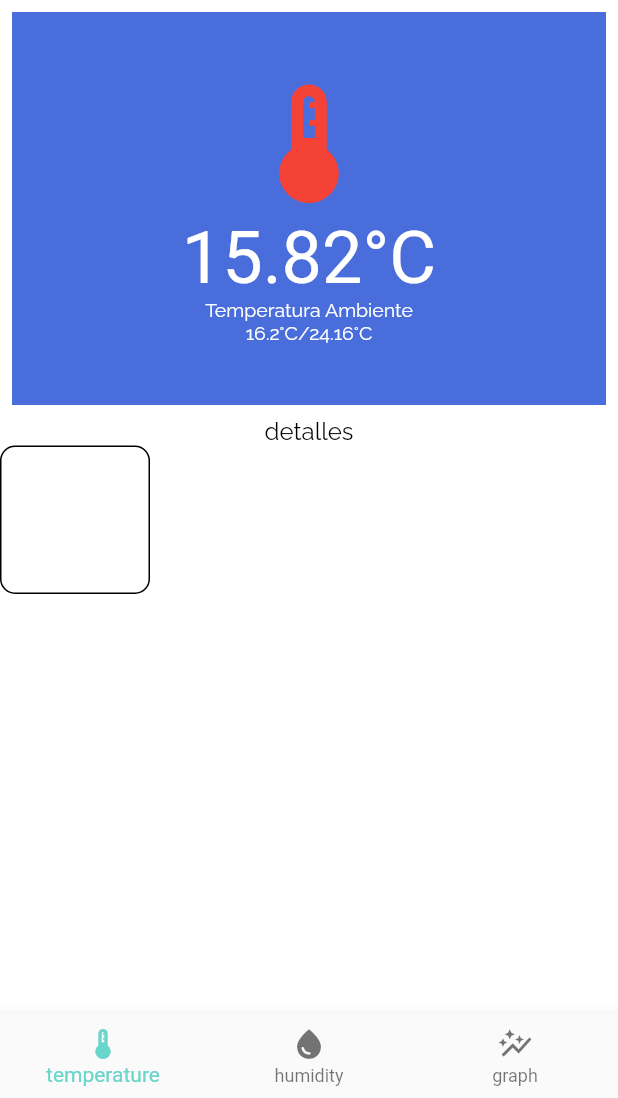
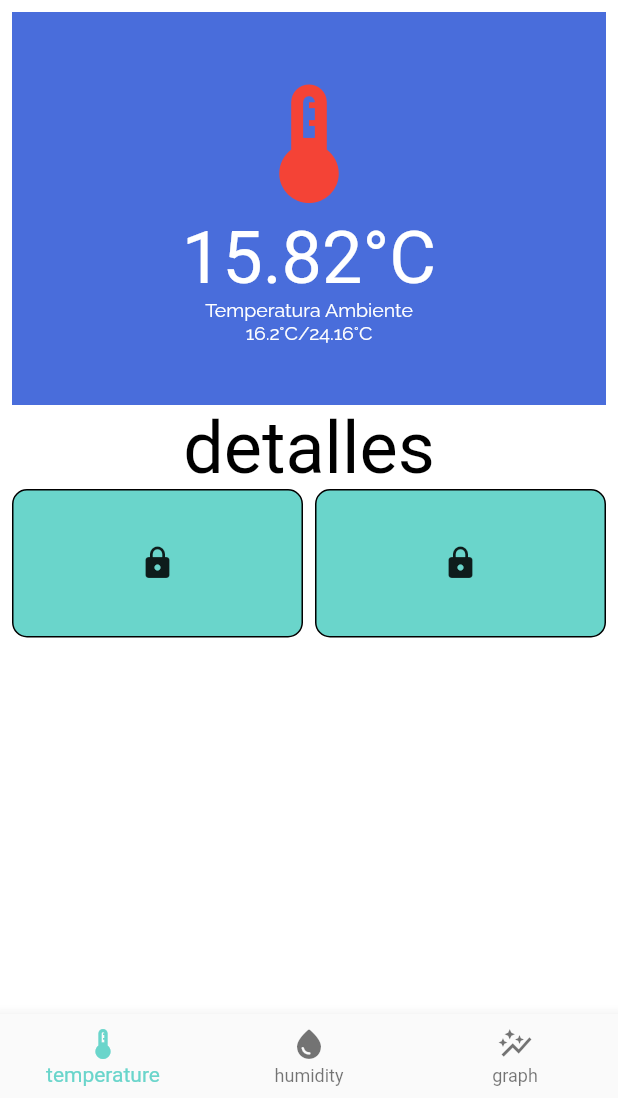
Before and after one commit to elmiliano/SB-129, a Flutter app: the screen it shows after launch, on a phone screen of 412 x 824 dp, the part 138-1236 px from its top. Run offline on Flutter 3.47's test engine with Material 2 defaults, Android fonts, the phone set to English and light mode, and no system bars; our stand-ins replace google_fonts; Roboto replaces fonts that are missing (Staatliches).

Commit message:
temp screen estado de puertas

```diff
--- a/sb129/lib/screens/temp_screen.dart
+++ b/sb129/lib/screens/temp_screen.dart
@@ -8,11 +8,11 @@ class TempScreen extends StatelessWidget {
   @override
   Widget build(BuildContext context) {
     return Scaffold(
-      body: Column(
+      body: Padding(
+        padding: const EdgeInsets.all(8.0),
+        child: Column(
           children: [
-          Padding(
-            padding: const EdgeInsets.all(8.0),
-            child: Container(
+            Container(
               height: 262,
               width: double.infinity,
               decoration:
@@ -40,30 +40,46 @@ class TempScreen extends StatelessWidget {
                 ],
               ),
             ),
-          ),
             Text(
               "detalles",
-            style: GoogleFonts.raleway(fontSize: 16, color: Colors.black),
+              style: GoogleFonts.staatliches(fontSize: 48, color: Colors.black),
             ),
             Row(
-            children: [
-              Container(
+            mainAxisAlignment: MainAxisAlignment.center,
+              children: const[
+                DoorStateWidget(),
+                SizedBox(width: 8),
+                DoorStateWidget()
+              ],
+            )
+          ],
+        ),
+      ),
+      backgroundColor: Colors.white,
+    );
+  }
+}
+
+class DoorStateWidget extends StatelessWidget {
+  const DoorStateWidget({
+    super.key,
+  });
+
+  @override
+  Widget build(BuildContext context) {
+    return Expanded(
+      child: Container(
         height: 99,
-                width: 100,
         decoration: BoxDecoration(
           border: Border.all(
             color: Colors.black, //color of border
             width: 1, //width of border
           ),
           borderRadius: const BorderRadius.all(Radius.circular(10)),
-                  color: Colors.white,
+          color: Color.fromRGBO(106, 213, 203, 100),
         ),
+        child: Icon(Icons.lock),
       ),
-            ],
-          )
-        ],
-      ),
-      backgroundColor: Colors.white,
     );
   }
 }
```
Lines whose indentation alone changed are shown as unchanged.
